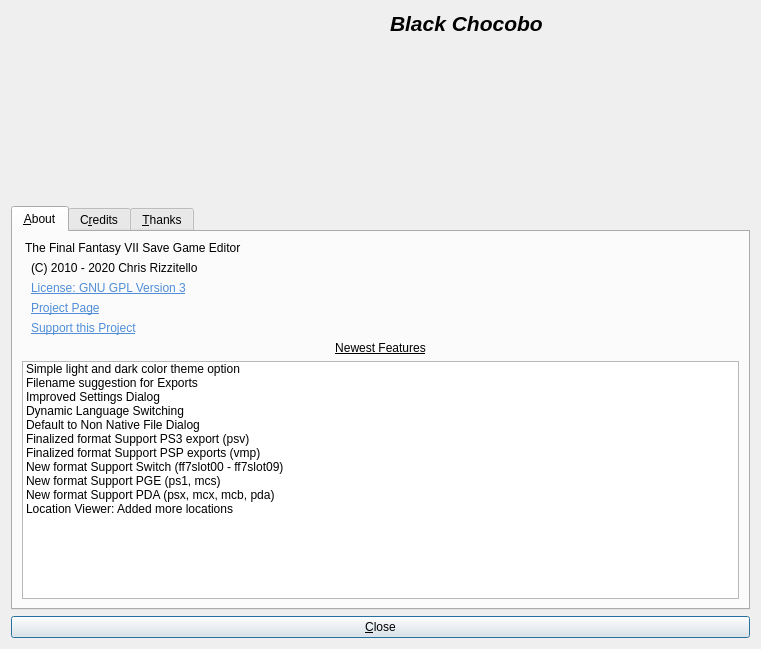
Qt form src/about.ui (sithlord48/blackchocobo) before a commit.
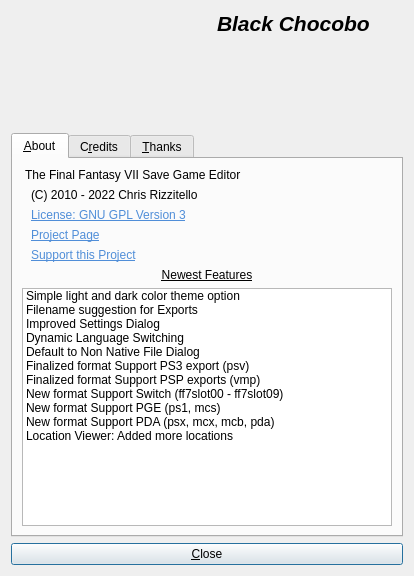
The same form after that commit. Icons and pictures are not drawn.

```diff
--- a/src/about.ui
+++ b/src/about.ui
@@ -9,8 +9,8 @@
    <rect>
     <x>0</x>
     <y>0</y>
-    <width>761</width>
-    <height>649</height>
+    <width>0</width>
+    <height>0</height>
    </rect>
   </property>
   <property name="windowTitle">
@@ -156,7 +156,7 @@
        <item>
         <widget class="QLabel" name="copyleft">
          <property name="text">
-          <string notr="true">(C) 2010 - 2020 Chris Rizzitello</string>
+          <string notr="true">(C) 2010 - 2022 Chris Rizzitello</string>
          </property>
          <property name="indent">
           <number>9</number>
```
Left out of the diff: 6 changed lines with no effect on the pictures.
